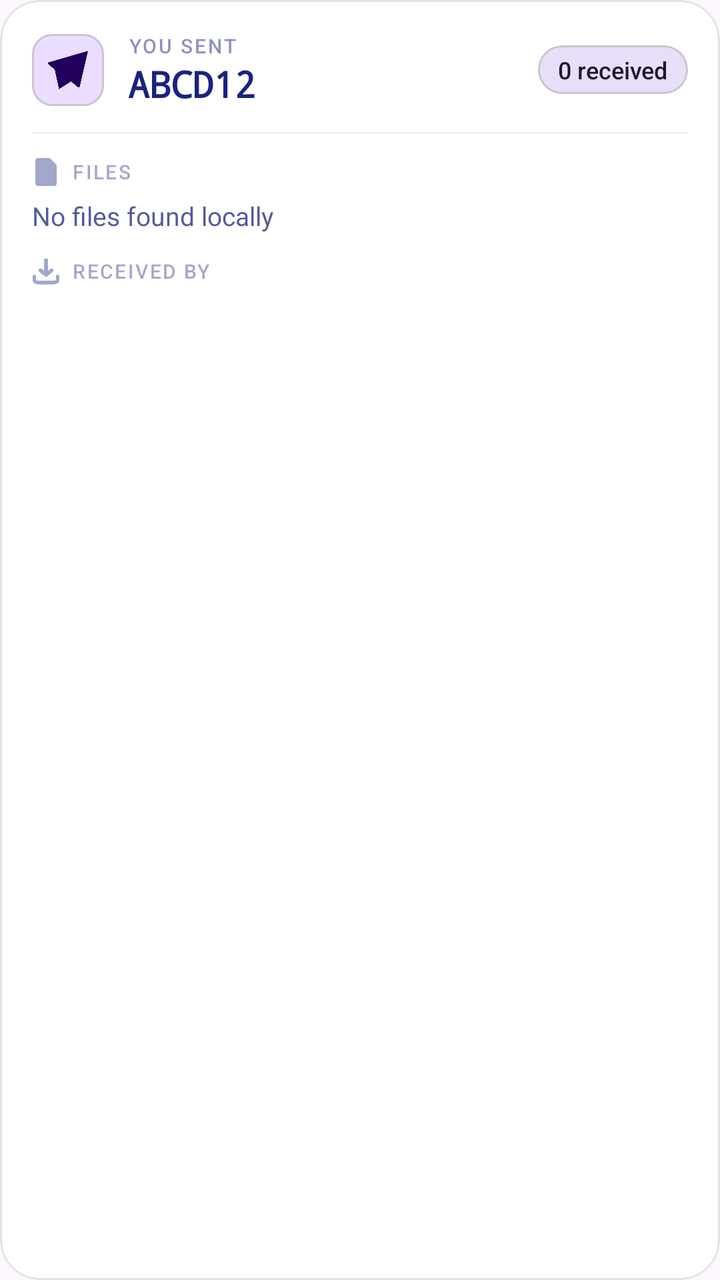
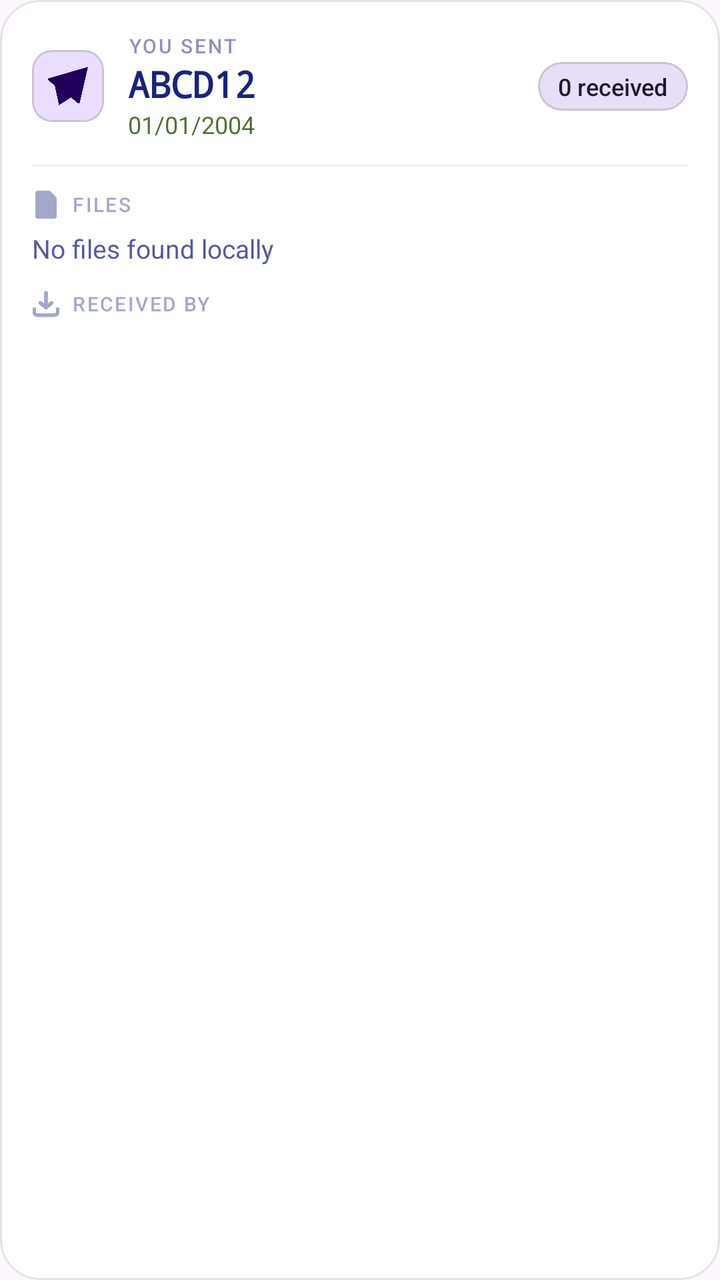

Screens rendered from an Android XML layout before and after an edit, with the pre-edit source and the edit as a unified diff.
<!-- AndroidManifest.xml: application theme Theme.MyApplication -->
<!-- res/layout/item_sent_history.xml -->
<?xml version="1.0" encoding="utf-8"?>
<com.google.android.material.card.MaterialCardView
    xmlns:android="http://schemas.android.com/apk/res/android"
    xmlns:app="http://schemas.android.com/apk/res-auto"
    android:layout_width="match_parent"
    android:layout_height="wrap_content"
    android:layout_marginHorizontal="16dp"
    android:layout_marginVertical="6dp"
    app:cardBackgroundColor="?attr/colorSurface"
    app:cardCornerRadius="20dp"
    app:cardElevation="0dp"
    app:strokeColor="?attr/colorSurfaceContainerHighest"
    app:strokeWidth="1dp">

    <LinearLayout
        android:layout_width="match_parent"
        android:layout_height="wrap_content"
        android:orientation="vertical"
        android:padding="16dp">

        
        <LinearLayout
            android:layout_width="match_parent"
            android:layout_height="wrap_content"
            android:gravity="center_vertical"
            android:orientation="horizontal">

            <com.google.android.material.card.MaterialCardView
                android:layout_width="36dp"
                android:layout_height="36dp"
                app:cardBackgroundColor="?attr/colorPrimaryContainer"
                app:cardCornerRadius="10dp"
                app:cardElevation="0dp">

                <ImageView
                    android:layout_width="match_parent"
                    android:layout_height="match_parent"
                    android:padding="8dp"
                    android:src="@drawable/ic_send"
                    app:tint="?attr/colorOnPrimaryContainer" />
            </com.google.android.material.card.MaterialCardView>

            <LinearLayout
                android:layout_width="0dp"
                android:layout_height="wrap_content"
                android:layout_marginStart="12dp"
                android:layout_weight="1"
                android:orientation="vertical">

                <TextView
                    android:layout_width="wrap_content"
                    android:layout_height="wrap_content"
                    android:alpha="0.5"
                    android:fontFamily="sans-serif-medium"
                    android:letterSpacing="0.1"
                    android:text="YOU SENT"
                    android:textColor="?attr/colorOnSurface"
                    android:textSize="10sp" />

                <TextView
                    android:id="@+id/tvUniqueText"
                    android:layout_width="wrap_content"
                    android:layout_height="wrap_content"
                    android:fontFamily="monospace"
                    android:text="ABCD12"
                    android:textColor="?attr/colorOnSurface"
                    android:textSize="18sp"
                    android:textStyle="bold" />
            </LinearLayout>

            
            <com.google.android.material.card.MaterialCardView
                android:layout_width="wrap_content"
                android:layout_height="wrap_content"
                app:cardBackgroundColor="?attr/colorSecondaryContainer"
                app:cardCornerRadius="12dp"
                app:cardElevation="0dp">

                <TextView
                    android:id="@+id/tvReceiverCount"
                    android:layout_width="wrap_content"
                    android:layout_height="wrap_content"
                    android:fontFamily="sans-serif-medium"
                    android:paddingHorizontal="10dp"
                    android:paddingVertical="4dp"
                    android:text="0 received"
                    android:textColor="?attr/colorOnSecondaryContainer"
                    android:textSize="12sp" />
            </com.google.android.material.card.MaterialCardView>

        </LinearLayout>

        
        <View
            android:layout_width="match_parent"
            android:layout_height="1dp"
            android:layout_marginVertical="12dp"
            android:alpha="0.08"
            android:background="?attr/colorOnSurface" />

        
        <LinearLayout
            android:layout_width="match_parent"
            android:layout_height="wrap_content"
            android:gravity="center_vertical"
            android:orientation="horizontal"
            android:layout_marginBottom="6dp">

            <ImageView
                android:layout_width="14dp"
                android:layout_height="14dp"
                android:alpha="0.4"
                android:src="@drawable/ic_docs"
                app:tint="?attr/colorOnSurface" />

            <TextView
                android:layout_width="wrap_content"
                android:layout_height="wrap_content"
                android:layout_marginStart="6dp"
                android:alpha="0.4"
                android:fontFamily="sans-serif-medium"
                android:letterSpacing="0.08"
                android:text="FILES"
                android:textColor="?attr/colorOnSurface"
                android:textSize="10sp" />
        </LinearLayout>

        <TextView
            android:id="@+id/tvFiles"
            android:layout_width="match_parent"
            android:layout_height="wrap_content"
            android:layout_marginBottom="12dp"
            android:alpha="0.75"
            android:lineSpacingExtra="3dp"
            android:text="No files found locally"
            android:textColor="?attr/colorOnSurface"
            android:textSize="13sp" />

        
        <LinearLayout
            android:layout_width="match_parent"
            android:layout_height="wrap_content"
            android:gravity="center_vertical"
            android:orientation="horizontal"
            android:layout_marginBottom="6dp">

            <ImageView
                android:layout_width="14dp"
                android:layout_height="14dp"
                android:alpha="0.4"
                android:src="@drawable/ic_download"
                app:tint="?attr/colorOnSurface" />

            <TextView
                android:layout_width="wrap_content"
                android:layout_height="wrap_content"
                android:layout_marginStart="6dp"
                android:alpha="0.4"
                android:fontFamily="sans-serif-medium"
                android:letterSpacing="0.08"
                android:text="RECEIVED BY"
                android:textColor="?attr/colorOnSurface"
                android:textSize="10sp" />
        </LinearLayout>

        
        <com.google.android.material.chip.ChipGroup
            android:id="@+id/chipGroupReceivers"
            android:layout_width="match_parent"
            android:layout_height="wrap_content"
            app:chipSpacingHorizontal="4dp"
            app:chipSpacingVertical="2dp" />

        
        <TextView
            android:id="@+id/tvNoReceivers"
            android:layout_width="wrap_content"
            android:layout_height="wrap_content"
            android:alpha="0.4"
            android:text="No one has received this yet"
            android:textColor="?attr/colorOnSurface"
            android:textSize="13sp"
            android:visibility="gone" />

    </LinearLayout>
</com.google.android.material.card.MaterialCardView>
<!-- resources referenced by this layout -->
<resources>
  <!-- drawable ic_docs: png bitmap (drawable, 7834 bytes) -->
  <!-- drawable ic_download: png bitmap (drawable, 23201 bytes) -->
  <!-- drawable ic_send: png bitmap (drawable, 18358 bytes) -->
  <style name="Theme.MyApplication" parent="Base.Theme.MyApplication" />
  <style name="Base.Theme.MyApplication" parent="Theme.Material3.DayNight.NoActionBar">
  
          <item name="colorPrimary">#132F97</item>
          <item name="colorOnPrimary">@color/white</item>
          <item name="colorSurface">@color/white</item>
          <item name="colorOnSurface">#1A237E</item>
          <item name="colorSecondary">#527132</item>
          <item name="android:statusBarColor">?attr/colorSurface</item>
          <item name="android:windowLightStatusBar">true</item>
          <item name="android:navigationBarColor">?attr/colorSurface</item>
      </style>
  <color name="white">#FFFFFFFF</color>
</resources>

<!-- the commit's change to res/layout/item_sent_history.xml (unified diff, before → after) -->
@@ -66,6 +66,15 @@
                     android:textColor="?attr/colorOnSurface"
                     android:textSize="18sp"
                     android:textStyle="bold" />
+
+                <TextView
+                    android:id="@+id/tvSendingTime"
+                    android:layout_width="wrap_content"
+                    android:layout_height="wrap_content"
+                    android:textAlignment="center"
+                    android:text="01/01/2004"
+                    android:textColor="?attr/colorSecondary"
+                    android:textSize="12sp"/>
             </LinearLayout>
 
             
